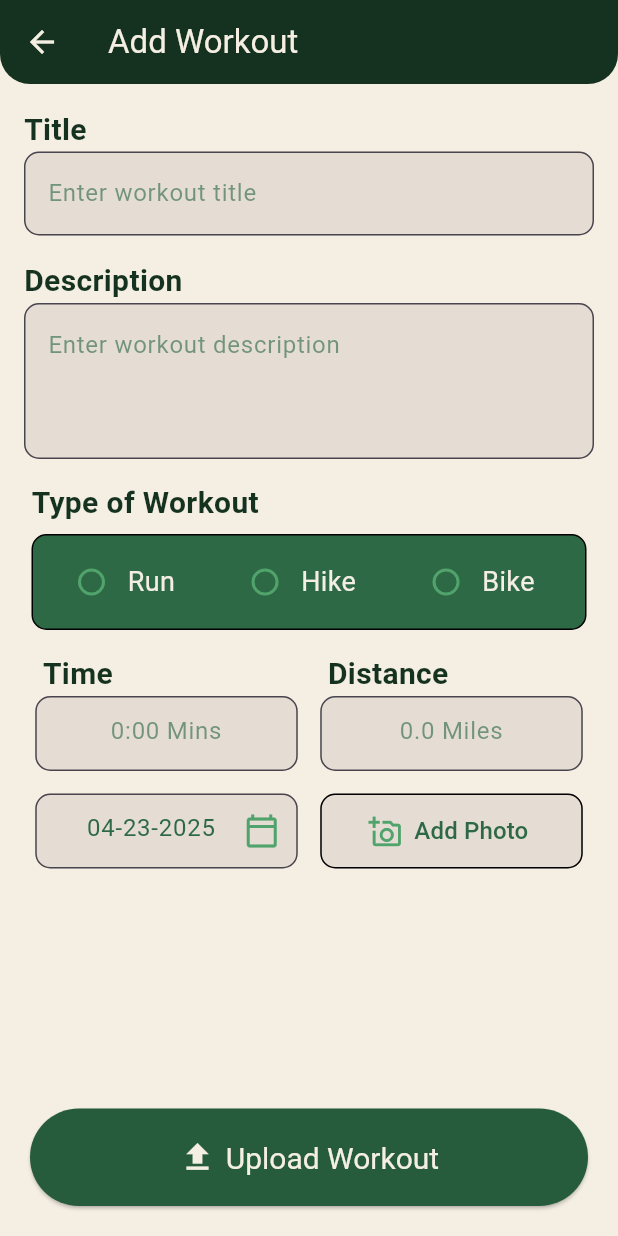
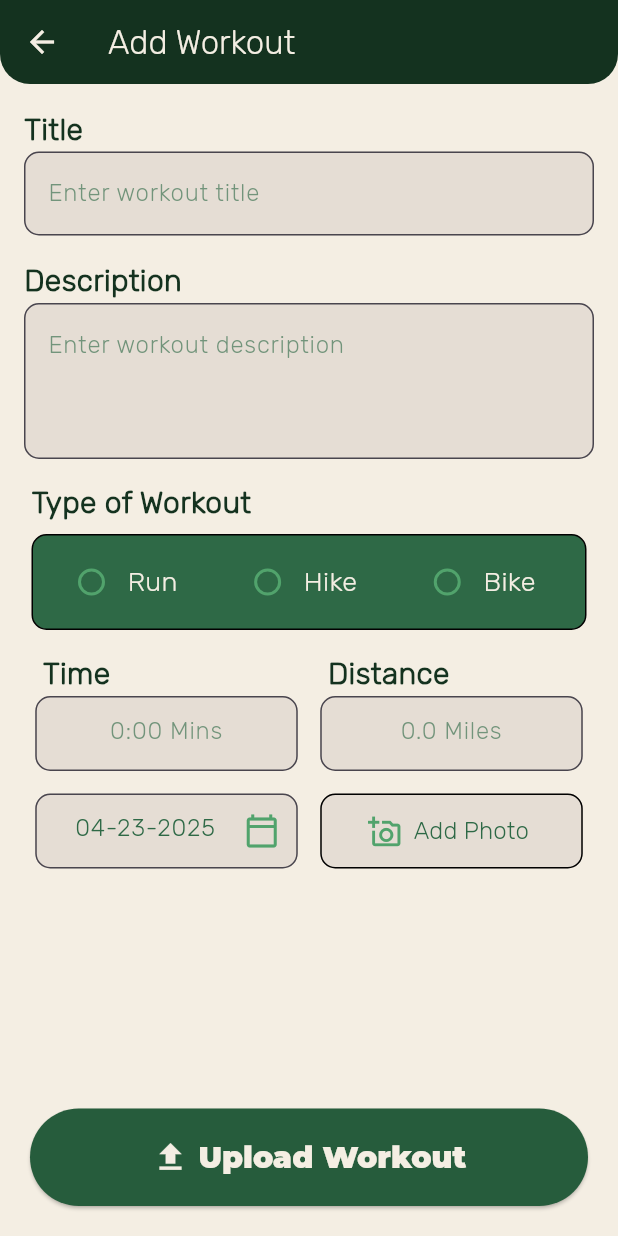
Before and after one commit to marcsaffold17/GetFitApp, a Flutter app: the WorkoutHistoryByDate screen opened directly, after a tap on "Add Workout", on a phone screen of 412 x 824 dp. Run offline on Flutter 3.47's test engine with Material 3 defaults, Android fonts, the phone set to English and light mode, and no system bars; our stand-ins replace cloud_firestore, firebase_core, firebase_storage, fl_chart, google_nav_bar, image_picker and 1 more; accounts and stored records are empty.

Commit message:
Changed Fonts for InsertWorkout and WorkoutHistory

```diff
--- a/get_fit_app/lib/view/checklist_view.dart
+++ b/get_fit_app/lib/view/checklist_view.dart
@@ -151,7 +151,7 @@ class _ChecklistPageState extends State<ChecklistPage> {
                               child: Container(
                                 alignment: Alignment.centerRight,
                                 padding: const EdgeInsets.only(right: 20),
-                                color: Colors.redAccent,
+                                color: const Color.fromARGB(238, 202, 59, 59),
                                 child: const Icon(
                                   Icons.delete,
                                   color: Colors.white,
--- a/get_fit_app/lib/view/insert_workout_view.dart
+++ b/get_fit_app/lib/view/insert_workout_view.dart
@@ -146,6 +146,7 @@ class _WorkoutEntryScreenState extends State<WorkoutEntryScreen>
           Text(
             value,
             style: TextStyle(
+              fontFamily: 'RubikL',
               fontSize: 18,
               color: Color.fromARGB(255, 244, 238, 227),
             ),
@@ -165,7 +166,10 @@ class _WorkoutEntryScreenState extends State<WorkoutEntryScreen>
         backgroundColor: Color.fromARGB(255, 20, 50, 31),
         title: Text(
           'Add Workout',
-          style: TextStyle(color: Color.fromARGB(255, 244, 238, 227)),
+          style: TextStyle(
+            color: Color.fromARGB(255, 244, 238, 227),
+            fontFamily: 'RubikL',
+          ),
         ),
         shape: RoundedRectangleBorder(
           borderRadius: BorderRadius.only(
@@ -186,6 +190,7 @@ class _WorkoutEntryScreenState extends State<WorkoutEntryScreen>
                   child: Text(
                     'Title',
                     style: TextStyle(
+                      fontFamily: 'RubikL',
                       fontSize: 20.0,
                       fontWeight: FontWeight.bold,
                       color: Color.fromARGB(255, 20, 50, 31),
@@ -203,6 +208,7 @@ class _WorkoutEntryScreenState extends State<WorkoutEntryScreen>
                   child: Text(
                     'Description',
                     style: TextStyle(
+                      fontFamily: 'RubikL',
                       fontSize: 20.0,
                       fontWeight: FontWeight.bold,
                       color: Color.fromARGB(255, 20, 50, 31),
@@ -225,6 +231,7 @@ class _WorkoutEntryScreenState extends State<WorkoutEntryScreen>
                           Text(
                             'Type of Workout',
                             style: TextStyle(
+                              fontFamily: 'RubikL',
                               fontSize: 20.0,
                               fontWeight: FontWeight.bold,
                               color: Color.fromARGB(255, 20, 50, 31),
@@ -296,6 +303,7 @@ class _WorkoutEntryScreenState extends State<WorkoutEntryScreen>
                                   controller: _dayController,
                                   textAlign: TextAlign.right,
                                   style: TextStyle(
+                                    fontFamily: 'RubikL',
                                     color:
                                         _dateError == null
                                             ? Color.fromARGB(255, 46, 105, 70)
@@ -400,6 +408,7 @@ class _WorkoutEntryScreenState extends State<WorkoutEntryScreen>
                                   label: Text(
                                     'Add Photo',
                                     style: TextStyle(
+                                      fontFamily: 'RubikL',
                                       color: Color.fromARGB(255, 46, 105, 70),
                                       fontSize: 16,
                                     ),
@@ -429,7 +438,11 @@ class _WorkoutEntryScreenState extends State<WorkoutEntryScreen>
                     padding: const EdgeInsets.only(bottom: 8.0),
                     child: Text(
                       _dateError!,
-                      style: TextStyle(color: Colors.red, fontSize: 14),
+                      style: TextStyle(
+                        color: Colors.red,
+                        fontSize: 14,
+                        fontFamily: 'RubikL',
+                      ),
                     ),
                   ),
                 SizedBox(height: 20),
@@ -518,7 +531,7 @@ class _WorkoutEntryScreenState extends State<WorkoutEntryScreen>
           style: ElevatedButton.styleFrom(
             backgroundColor: Color.fromARGB(255, 38, 92, 60),
             padding: EdgeInsets.symmetric(horizontal: 75.0, vertical: 20.0),
-            textStyle: TextStyle(fontSize: 20.0),
+            textStyle: TextStyle(fontSize: 20.0, fontFamily: 'MontserratB'),
           ),
           icon: Icon(
             Icons.upload,
@@ -557,6 +570,7 @@ class InputFunctions extends StatelessWidget {
           child: Text(
             text,
             style: TextStyle(
+              fontFamily: 'RubikL',
               fontSize: 20.0,
               fontWeight: FontWeight.bold,
               color: Color.fromARGB(255, 20, 50, 31),
@@ -603,7 +617,10 @@ class BigTextFormEditing extends StatelessWidget {
         fillColor: Color.fromARGB(255, 229, 221, 212),
         filled: true,
         hintText: hintText,
-        hintStyle: TextStyle(color: Color.fromARGB(160, 46, 105, 70)),
+        hintStyle: TextStyle(
+          color: Color.fromARGB(160, 46, 105, 70),
+          fontFamily: 'RubikL',
+        ),
         border: OutlineInputBorder(
           borderRadius: BorderRadius.circular(10.0),
           borderSide: BorderSide(
@@ -641,7 +658,10 @@ class SmallTextFormField extends StatelessWidget {
       cursorColor: Color.fromARGB(255, 81, 163, 108),
       decoration: InputDecoration(
         hintText: hintText,
-        hintStyle: TextStyle(color: Color.fromARGB(160, 46, 105, 70)),
+        hintStyle: TextStyle(
+          color: Color.fromARGB(160, 46, 105, 70),
+          fontFamily: 'RubikL',
+        ),
         fillColor: Color.fromARGB(255, 229, 221, 212),
         filled: true,
         border: OutlineInputBorder(
```
Also changed, not shown: get_fit_app/lib/view/WorkoutHistory.dart (+19 -8 lines), get_fit_app/lib/view/favorites_page.dart (+33 -9 lines), get_fit_app/pubspec.yaml (+16 -0 lines), get_fit_app/assets/fonts/Inter.ttf (added), get_fit_app/assets/fonts/MontserratB.ttf (added), get_fit_app/assets/fonts/MontserratL.ttf (added), get_fit_app/assets/fonts/Poppins-Black.ttf (added), get_fit_app/assets/fonts/RubikB.ttf (added), get_fit_app/assets/fonts/RubikL.ttf (added).
